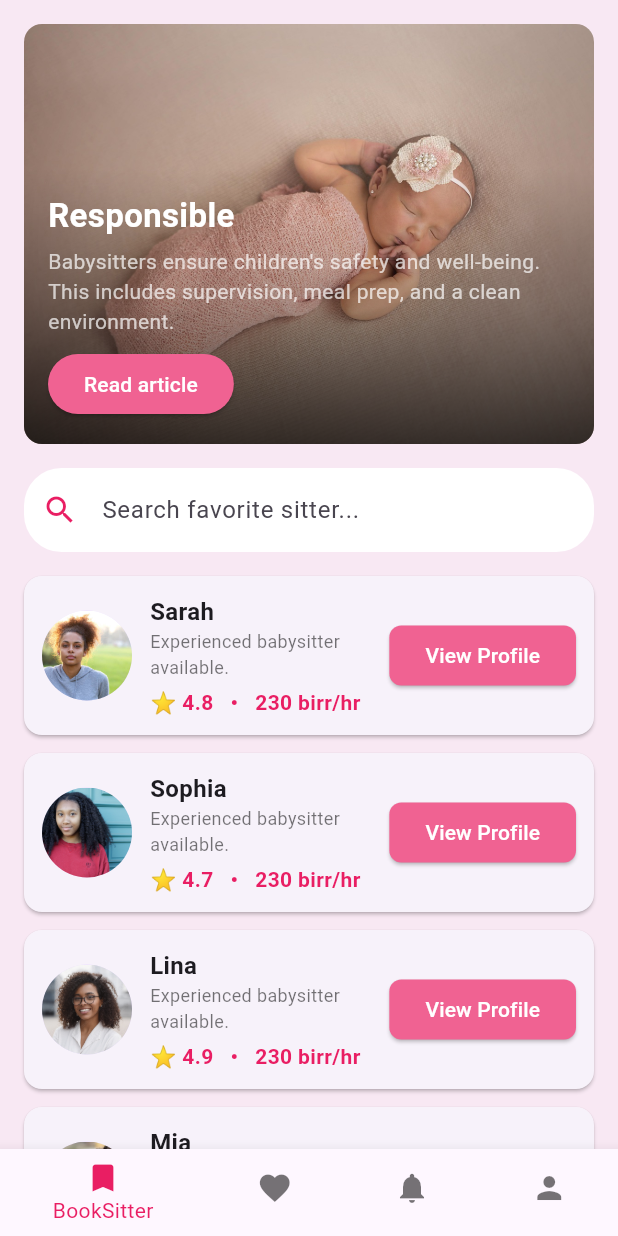
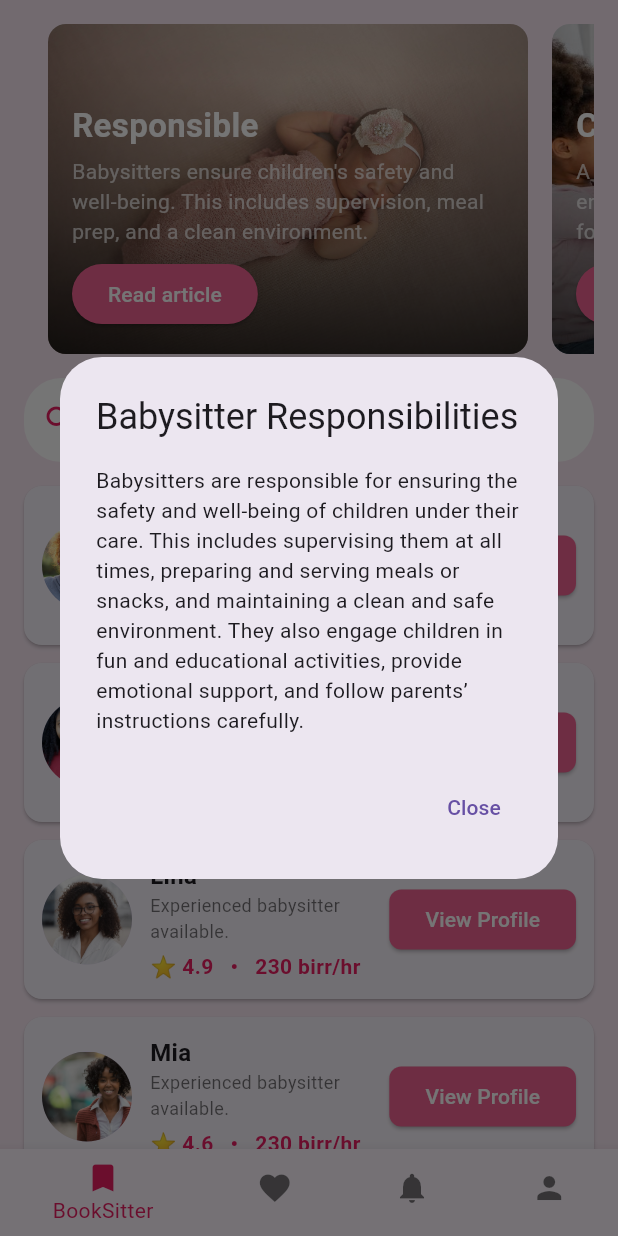
Before and after one commit to Tebibu123321/Tikuretbabysitting, a Flutter app: the screen it shows after launch, after a tap on "Read article", on a phone screen of 412 x 824 dp. Run offline on Flutter 3.47's test engine with Material 3 defaults, Android fonts, the light colour scheme and no system bars.

Commit message:
i made changes to home,profile

```diff
--- a/lib/home.dart
+++ b/lib/home.dart
@@ -24,21 +24,50 @@ class Home extends StatelessWidget {
 
   // Header section with baby image and text
  Widget _buildHeader() {
+  List<Map<String, String>> articles = [
+    {
+      "title": "Responsible",
+      "description": "Babysitters ensure children's safety and well-being. This includes supervision, meal prep, and a clean environment.",
+      "image": "img/newborn.jpg"
+    },
+    {
+      "title": "Caring",
+      "description": "A good babysitter is compassionate, ensuring emotional support and happiness for children.",
+      "image": "img/la maison.jpg"
+    },
+    {
+      "title": "Patient",
+      "description": "Patience is key when dealing with children, helping them learn and grow in a stress-free environment.",
+      "image": "img/school.jpg"
+    }
+  ];
+
    return Padding(
     padding: const EdgeInsets.all(16.0),
+    child: SizedBox(
+      height: 220,
+      child: ListView.builder(
+        scrollDirection: Axis.horizontal,
+        itemCount: articles.length,
+        itemBuilder: (context, index) {
+          return Padding(
+            padding: EdgeInsets.only(
+              left: index == 0 ? 16.0 : 8.0,
+              right: index == articles.length - 1 ? 16.0 : 8.0
+            ),
             child: ClipRRect(
               borderRadius: BorderRadius.circular(12),
               child: Stack(
                 alignment: Alignment.bottomLeft,
                 children: [
                   Image.asset(
-            'img/newborn.jpg',
+                    articles[index]["image"]!,
                     fit: BoxFit.cover,
-            width: double.infinity,
-            height: 280,
+                    width: 320,
+                    height: 220,
                   ),
                   Container(
-            width: double.infinity,
+                    width: 320,
                     padding: const EdgeInsets.all(16.0),
                     decoration: BoxDecoration(
                       gradient: LinearGradient(
@@ -55,22 +84,42 @@ class Home extends StatelessWidget {
                       crossAxisAlignment: CrossAxisAlignment.start,
                       mainAxisSize: MainAxisSize.min,
                       children: [
-                const Text(
-                  "Responsible",
-                  style: TextStyle(
+                        Text(
+                          articles[index]["title"]!,
+                          style: const TextStyle(
                             fontSize: 22,
                             fontWeight: FontWeight.bold,
                             color: Colors.white,
                           ),
                         ),
                         const SizedBox(height: 5),
-                const Text(
-                  "Babysitters ensure children's safety and well-being. This includes supervision, meal prep, and a clean environment.",
-                  style: TextStyle(fontSize: 14, color: Colors.white70),
+                        Text(
+                          articles[index]["description"]!,
+                          style: const TextStyle(fontSize: 14, color: Colors.white70),
                         ),
                         const SizedBox(height: 8),
                         ElevatedButton(
-                  onPressed: () {},
+                          onPressed: () { showDialog(
+      context: context,
+      builder: (context) {
+        return AlertDialog(
+          title: const Text("Babysitter Responsibilities"),
+          content: const Text(
+            "Babysitters are responsible for ensuring the safety and well-being of children under their care. "
+            "This includes supervising them at all times, preparing and serving meals or snacks, and maintaining a clean and safe environment. "
+            "They also engage children in fun and educational activities, provide emotional support, and follow parents’ instructions carefully."
+          ),
+          actions: [
+            TextButton(
+              onPressed: () => Navigator.pop(context),
+              child: const Text("Close"),
+            ),
+          ],
+        );
+      },
+    );
+  },
+
                           style: ElevatedButton.styleFrom(
                             backgroundColor: Colors.pink.shade300,
                             foregroundColor: Colors.white,
@@ -84,6 +133,12 @@ class Home extends StatelessWidget {
               ),
             ),
           );
+        },
+      ),
+    ),
+  );
+}
+
 }
 
   // Search bar widget
@@ -191,4 +246,3 @@ class Home extends StatelessWidget {
       ],
     );
   }
-}
--- /dev/null
+++ b/lib/login.dart
@@ -0,0 +1 @@
+import 'package:flutter/material.dart';
--- a/pubspec.yaml
+++ b/pubspec.yaml
@@ -63,6 +63,9 @@ flutter:
     - img/istockphoto-478803372-612x612.jpg
     - img/SAKARA.jpg
     - img/newborn.jpg
+    - img/school.jpg
+    - img/la maison.jpg
+    - img/babysitting.jpg
     - img/1000_F_413554591_BQzOaigFwRTgpoXU8WLY6hhQZYzijQek.jpg
     - img/1000_F_72306359_lEjz2CAqkZQVGbZSjSG5mmKDeTbEqRER.jpg
   #   - images/a_dot_ham.jpeg
```
Also changed, not shown: img/babysitting.jpg (added), img/la maison.jpg (added), img/school.jpg (added). Lines whose indentation alone changed are shown as unchanged.
